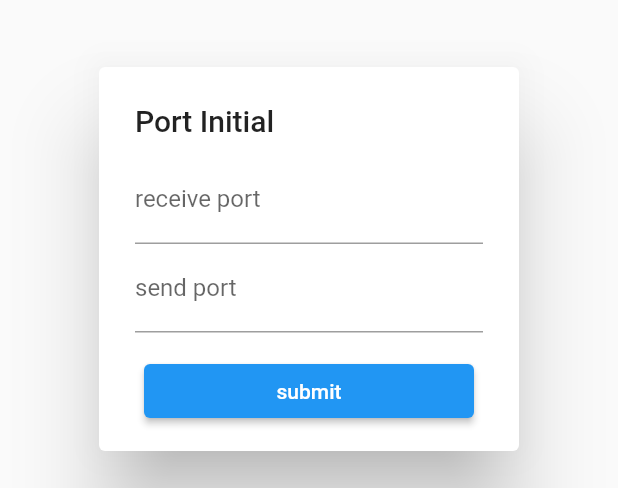
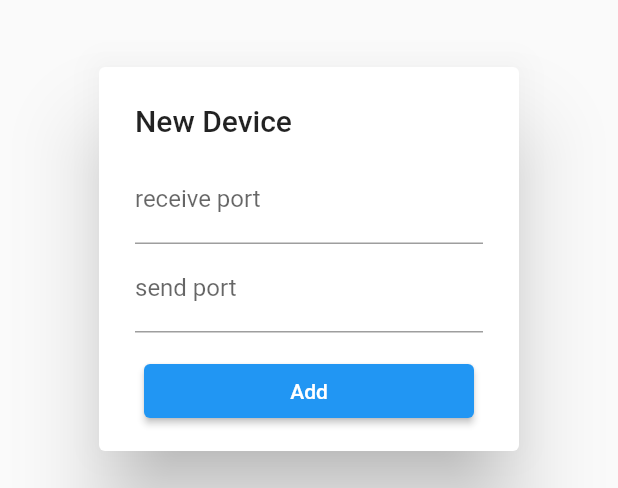
Before and after one commit to FerostMask/flutter, a Flutter app: the PortInput widget shown alone on an empty page, opened directly, on a phone screen of 412 x 824 dp. Shown: the part 359-847 px from the top of the screen. Run offline on Flutter 3.47's test engine with Material 2 defaults, Android fonts, the phone set to English and light mode, and no system bars; our stand-ins replace fl_chart; missing offline and left inert: network_info_plus, udp.

Commit message:
优化devmanage下FloatingActionButton弹出Dialog的解释逻辑

```diff
--- a/myapp_try/lib/devmanage.dart
+++ b/myapp_try/lib/devmanage.dart
@@ -282,7 +282,7 @@ class _PortInputState extends State<PortInput> {
   @override
   Widget build(BuildContext context) {
     return SimpleDialog(
-      title: const Text('Port Initial'),
+      title: const Text('New Device'),
       children: [
         //  输入框
         Form(
@@ -340,7 +340,7 @@ class _PortInputState extends State<PortInput> {
                 Navigator.pop(context, item);
               }
             },
-            child: Text('submit'),
+            child: Text('Add'),
           ),
         ),
       ],
```
